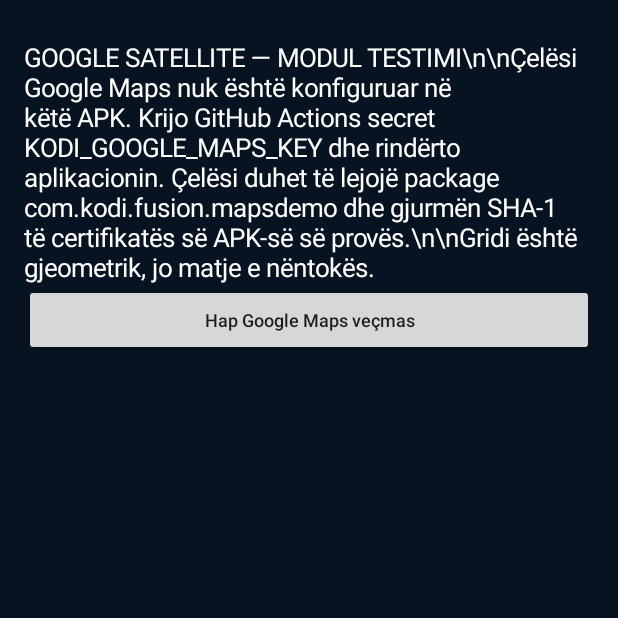
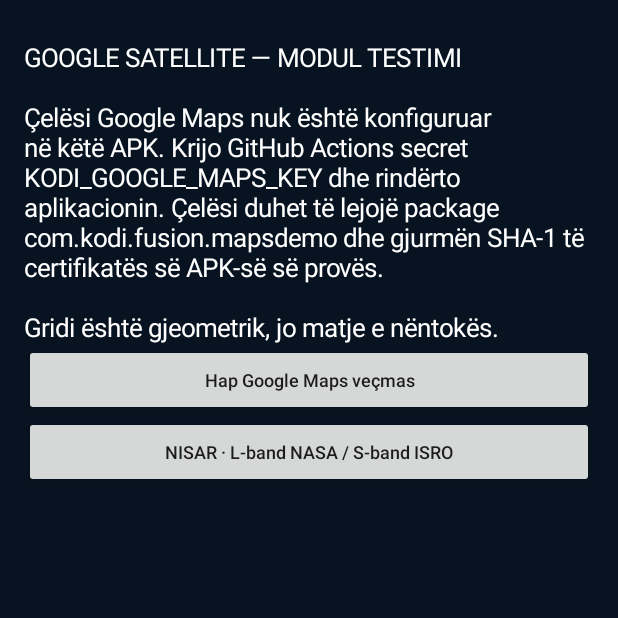
Before and after one commit to delia655/KODI-FUSION-PRO, an Android app: the screen it shows after launch (GoogleSatelliteActivity), on a phone screen of 412 x 824 dp, the top half of it. Run offline under Robolectric (Android 15) with nearby library versions, the phone set to English and light mode, and no system bars.

Commit message:
Make NISAR catalogs accessible without Google Maps key and fix UI line breaks

```diff
--- a/android-google-satellite-demo/app/src/main/java/com/kodi/fusion/mapsdemo/GoogleSatelliteActivity.java
+++ b/android-google-satellite-demo/app/src/main/java/com/kodi/fusion/mapsdemo/GoogleSatelliteActivity.java
@@ -144,11 +144,11 @@ public class GoogleSatelliteActivity extends Activity implements OnMapReadyCallb
         root.setPadding(24, 40, 24, 20);
         root.setBackgroundColor(Color.rgb(7, 19, 32));
         TextView note = new TextView(this);
-        note.setText("GOOGLE SATELLITE — MODUL TESTIMI\\n\\n"
+        note.setText("GOOGLE SATELLITE — MODUL TESTIMI\n\n"
             + "Çelësi Google Maps nuk është konfiguruar në këtë APK. "
             + "Krijo GitHub Actions secret KODI_GOOGLE_MAPS_KEY dhe rindërto aplikacionin. "
             + "Çelësi duhet të lejojë package com.kodi.fusion.mapsdemo dhe "
-            + "gjurmën SHA-1 të certifikatës së APK-së së provës.\\n\\n"
+            + "gjurmën SHA-1 të certifikatës së APK-së së provës.\n\n"
             + "Gridi është gjeometrik, jo matje e nëntokës.");
         note.setTextColor(Color.WHITE);
         note.setTextSize(17);
@@ -160,6 +160,9 @@ public class GoogleSatelliteActivity extends Activity implements OnMapReadyCallb
             startActivity(intent);
         });
         root.addView(open);
+        Button nisar = makeButton("NISAR · L-band NASA / S-band ISRO");
+        nisar.setOnClickListener(v -> showNisarSources());
+        root.addView(nisar);
         setContentView(root);
     }
 
@@ -229,9 +232,9 @@ public class GoogleSatelliteActivity extends Activity implements OnMapReadyCallb
         new AlertDialog.Builder(this)
             .setTitle("NISAR · burime të dhënash")
             .setMessage(String.format(Locale.US,
-                "Qendra WGS84: %.6f, %.6f\\nGrid: %d × %d m\\n\\n"
-                + "L-band: NASA / ASF (kërkim dhe shkarkim me Earthdata Login).\\n"
-                + "S-band: ISRO Bhoonidhi (mbulimi ndryshon sipas zonës).\\n\\n"
+                "Qendra WGS84: %.6f, %.6f\nGrid: %d × %d m\n\n"
+                + "L-band: NASA / ASF (kërkim dhe shkarkim me Earthdata Login).\n"
+                + "S-band: ISRO Bhoonidhi (mbulimi ndryshon sipas zonës).\n\n"
                 + "Asnjë hartë NISAR nuk është shkarkuar apo analizuar ende.",
                 center.latitude, center.longitude, sideMeters, sideMeters))
             .setPositiveButton("NISAR L · ASF", (dialog, which) ->
```
